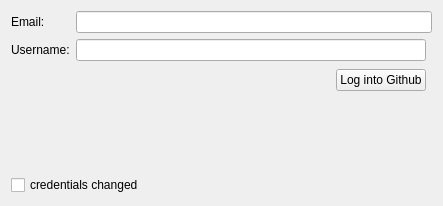
towel42-com/EZGit, file Ui/SetCredentials.ui: the form before one commit.
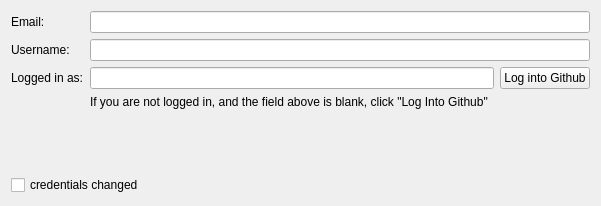
The form after the commit.

Commit message: Show the github username and require it to be set

Patch:
```diff
--- a/Ui/SetCredentials.ui
+++ b/Ui/SetCredentials.ui
@@ -6,7 +6,7 @@
    <rect>
     <x>0</x>
     <y>0</y>
-    <width>443</width>
+    <width>601</width>
     <height>206</height>
    </rect>
   </property>
@@ -17,7 +17,27 @@
    <string>Set your Github Credentials</string>
   </property>
   <layout class="QGridLayout" name="gridLayout">
-   <item row="2" column="2" rowspan="2" colspan="2">
+   <item row="4" column="0">
+    <spacer name="verticalSpacer">
+     <property name="orientation">
+      <enum>Qt::Orientation::Vertical</enum>
+     </property>
+     <property name="sizeHint" stdset="0">
+      <size>
+       <width>20</width>
+       <height>40</height>
+      </size>
+     </property>
+    </spacer>
+   </item>
+   <item row="0" column="0">
+    <widget class="QLabel" name="label_3">
+     <property name="text">
+      <string>Email:</string>
+     </property>
+    </widget>
+   </item>
+   <item row="2" column="2">
     <widget class="QPushButton" name="logIntoGithub">
      <property name="sizePolicy">
       <sizepolicy hsizetype="Maximum" vsizetype="Fixed">
@@ -30,21 +50,25 @@
      </property>
     </widget>
    </item>
-   <item row="1" column="1" colspan="3">
+   <item row="0" column="1" colspan="2">
+    <widget class="QLineEdit" name="email"/>
+   </item>
+   <item row="2" column="0">
+    <widget class="QLabel" name="label_2">
+     <property name="text">
+      <string>Logged in as:</string>
+     </property>
+    </widget>
+   </item>
+   <item row="1" column="1" colspan="2">
     <widget class="QLineEdit" name="userName"/>
    </item>
-   <item row="4" column="0">
-    <spacer name="verticalSpacer">
-     <property name="orientation">
-      <enum>Qt::Orientation::Vertical</enum>
+   <item row="2" column="1">
+    <widget class="QLineEdit" name="loggedInUser">
+     <property name="readOnly">
+      <bool>true</bool>
      </property>
-     <property name="sizeHint" stdset="0">
-      <size>
-       <width>20</width>
-       <height>40</height>
-      </size>
-     </property>
-    </spacer>
+    </widget>
    </item>
    <item row="1" column="0">
     <widget class="QLabel" name="label">
@@ -53,29 +77,6 @@
      </property>
     </widget>
    </item>
-   <item row="0" column="1" colspan="4">
-    <widget class="QLineEdit" name="email"/>
-   </item>
-   <item row="0" column="0">
-    <widget class="QLabel" name="label_3">
-     <property name="text">
-      <string>Email:</string>
-     </property>
-    </widget>
-   </item>
-   <item row="2" column="1">
-    <spacer name="horizontalSpacer_2">
-     <property name="orientation">
-      <enum>Qt::Orientation::Horizontal</enum>
-     </property>
-     <property name="sizeHint" stdset="0">
-      <size>
-       <width>40</width>
-       <height>20</height>
-      </size>
-     </property>
-    </spacer>
-   </item>
    <item row="5" column="0" colspan="2">
     <widget class="QCheckBox" name="credentialsChanged">
      <property name="text">
@@ -83,6 +84,13 @@
      </property>
     </widget>
    </item>
+   <item row="3" column="1" colspan="2">
+    <widget class="QLabel" name="label_4">
+     <property name="text">
+      <string>If you are not logged in, and the field above is blank, click &quot;Log Into Github&quot;</string>
+     </property>
+    </widget>
+   </item>
   </layout>
  </widget>
  <tabstops>
```
The commit also changes 5 other files.
